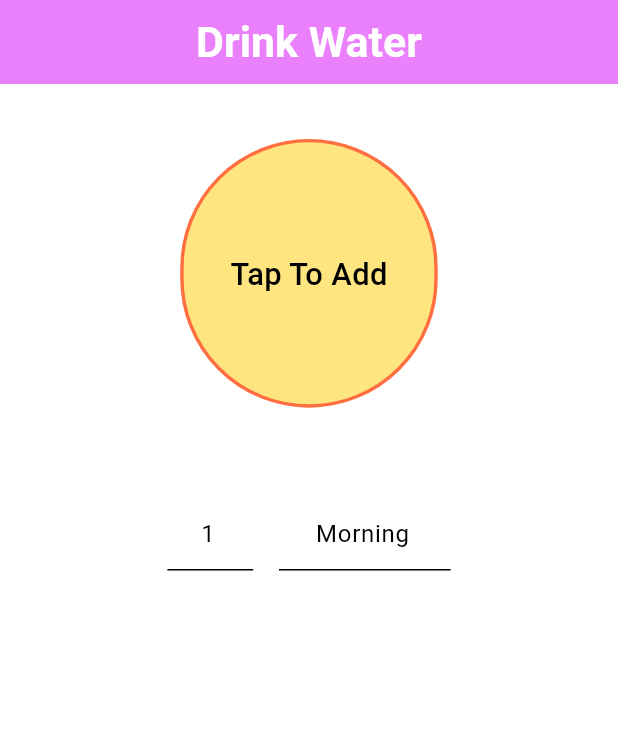
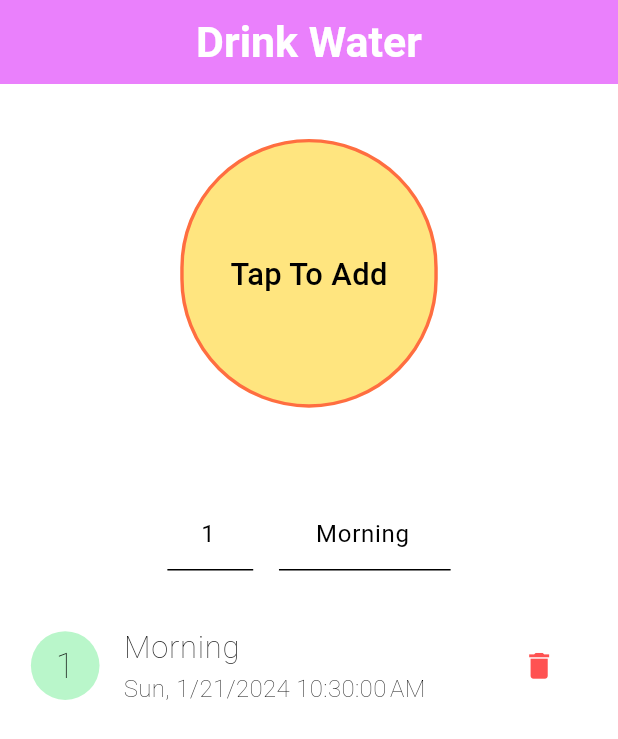
Before and after one commit to rafiul9040devapp/Flexing-UI, a Flutter app: the screen it shows after launch, after a tap on "Tap To Add", on a phone screen of 412 x 824 dp. Shown: the top 739 px of the screen. Run offline on Flutter 3.47's test engine with Material 3 defaults, Android fonts, the phone set to English and light mode, and no system bars; our stand-ins replace dio, flutter_screenutil, flutter_spinkit, get.

Commit message:
Drink Water is done

```diff
--- a/lib/screens/drink_water.dart
+++ b/lib/screens/drink_water.dart
@@ -12,14 +12,14 @@ class DrinkWaterScreen extends StatefulWidget {
 }
 
 class _DrinkWaterScreenState extends State<DrinkWaterScreen> {
-  @override
-  Widget build(BuildContext context) {
   final TextEditingController _noOfGlassesTEController =
       TextEditingController(text: '1');
   final TextEditingController _noteTEController =
       TextEditingController(text: 'Morning');
-    List<WaterConsumption> _waterConsumptionList = [];
+  final List<WaterConsumption> _waterConsumptionList = [];
 
+  @override
+  Widget build(BuildContext context) {
     return Scaffold(
       backgroundColor: Colors.white,
       appBar: AppBar(
@@ -43,7 +43,7 @@ class _DrinkWaterScreenState extends State<DrinkWaterScreen> {
               child: InkWell(
                 borderRadius: BorderRadius.circular(100.r),
                 onTap: () {
-
+                  insetToList();
                 },
                 child: Container(
                   height: 150.h,
@@ -88,29 +88,32 @@ class _DrinkWaterScreenState extends State<DrinkWaterScreen> {
                 ),
               ],
             ),
-            10.verticalSpace,
+            20.verticalSpace,
             ListView.builder(
               shrinkWrap: true,
               primary: false,
               itemCount: _waterConsumptionList.length,
               itemBuilder: (context, index) {
                 final item = _waterConsumptionList[index];
-                return ListTile(
+                return Padding(
+                  padding: EdgeInsets.all(4.w),
+                  child: ListTile(
                     leading: CircleAvatar(
+                      backgroundColor: Colors.greenAccent.shade100,
                       radius: 20.r,
                       child: Text(
                         item.noOfGlasses.toString(),
                         style: TextStyle(
-                        color: Colors.black12,
+                          color: Colors.black,
                           fontWeight: FontWeight.w200,
-                        fontSize: 18.sp,
+                          fontSize: 20.sp,
                         ),
                       ),
                     ),
                     title: Text(
                       item.note,
                       style: TextStyle(
-                      color: Colors.black12,
+                        color: Colors.black,
                         fontWeight: FontWeight.w200,
                         fontSize: 18.sp,
                       ),
@@ -118,9 +121,20 @@ class _DrinkWaterScreenState extends State<DrinkWaterScreen> {
                     subtitle: Text(
                       DateFormat.yMEd().add_jms().format(item.time),
                       style: TextStyle(
-                      color: Colors.black12,
+                        color: Colors.black,
                         fontWeight: FontWeight.w200,
-                      fontSize: 18.sp,
+                        fontSize: 14.sp,
+                      ),
+                    ),
+                    trailing: IconButton(
+                      onPressed: () {
+                        deleteFromList(index);
+                      },
+                      icon: Icon(
+                        Icons.delete,
+                        color: Colors.redAccent,
+                        size: 20.sp,
+                      ),
                     ),
                   ),
                 );
@@ -131,4 +145,18 @@ class _DrinkWaterScreenState extends State<DrinkWaterScreen> {
       ),
     );
   }
+
+  void deleteFromList(int index) {
+    _waterConsumptionList.removeAt(index);
+    setState(() {});
   }
+
+  void insetToList() {
+    int numberOfGlasses = int.tryParse(_noOfGlassesTEController.text) ?? 1;
+    _waterConsumptionList.insert(
+        0,
+        WaterConsumption(
+            numberOfGlasses, DateTime.now(), _noteTEController.text));
+    setState(() {});
+  }
+}
```
Lines whose indentation alone changed are shown as unchanged.
